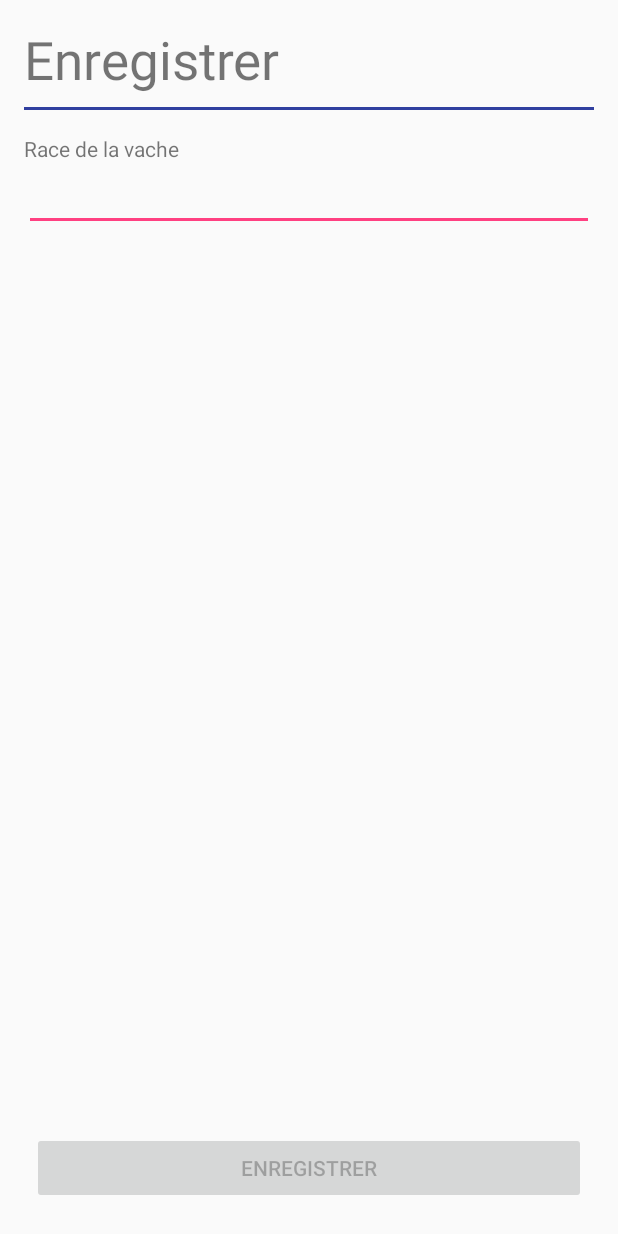
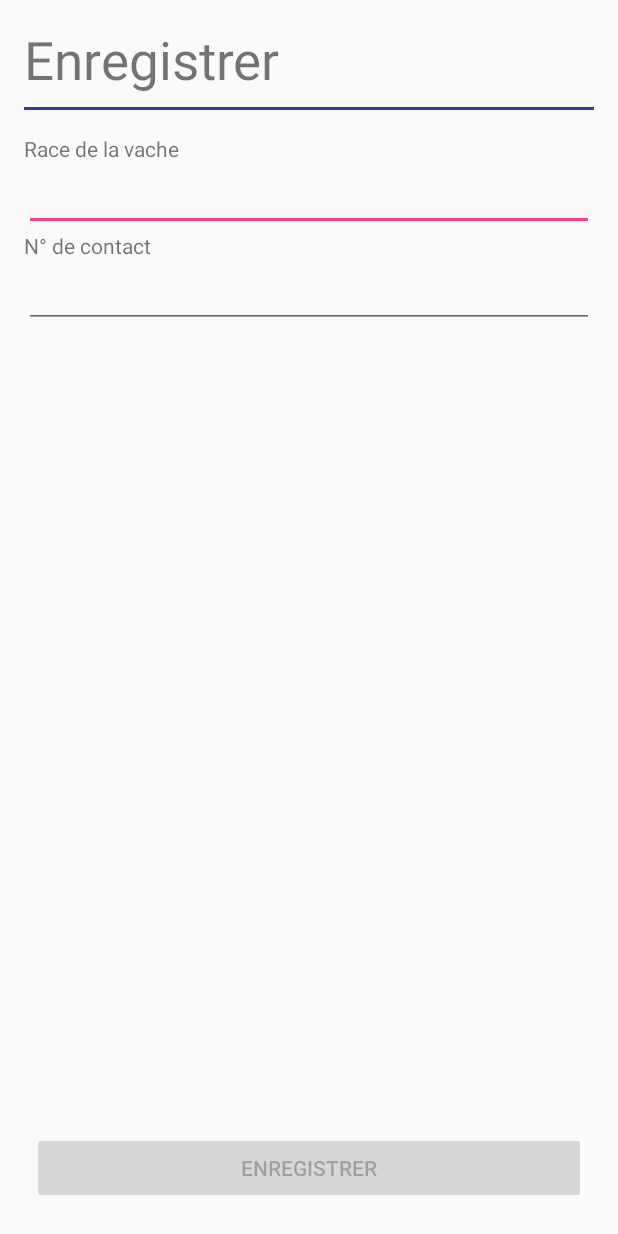
Before and after one commit to yurivital/bam, an Android app: the layout activity_welcome.xml on its own in the app's theme, with its tools: preview values and no code run, on a phone screen of 412 x 824 dp. Run offline under Robolectric (Android 15) with nearby library versions, the phone set to English and light mode, and no system bars.

Commit message:
kinerecorder Send a SMS when user power off - main classes

```diff
--- a/tools/Kinerecorder/app/src/main/AndroidManifest.xml
+++ b/tools/Kinerecorder/app/src/main/AndroidManifest.xml
@@ -13,6 +13,9 @@
         android:label="@string/app_name"
         android:supportsRtl="true"
         android:theme="@style/AppTheme">
+        <receiver
+            android:name=".PowerReceiver"
+            android:enabled="true" />
         <activity android:name=".WelcomeActivity">
             <intent-filter>
 
--- a/tools/Kinerecorder/app/src/main/res/layout/activity_welcome.xml
+++ b/tools/Kinerecorder/app/src/main/res/layout/activity_welcome.xml
@@ -31,6 +31,7 @@
         <TextView
             android:layout_width="match_parent"
             android:layout_height="wrap_content"
+            android:labelFor="@id/input_cow_type"
             android:text="@string/text_cow_type" />
 
         <EditText
@@ -38,6 +39,18 @@
             android:layout_width="match_parent"
             android:layout_height="wrap_content"
             android:inputType="text" />
+
+        <TextView
+            android:layout_width="match_parent"
+            android:layout_height="wrap_content"
+            android:labelFor="@id/input_telephone"
+            android:text="@string/contact_number" />
+
+        <EditText
+            android:id="@+id/input_telephone"
+            android:layout_width="match_parent"
+            android:layout_height="wrap_content"
+            android:inputType="phone" />
     </LinearLayout>
 
     <Button
--- a/tools/Kinerecorder/app/src/main/res/values/strings.xml
+++ b/tools/Kinerecorder/app/src/main/res/values/strings.xml
@@ -7,4 +7,5 @@
     <string name="recording_started">Enregistrement en cours</string>
     <string name="recording_service_label">Kinerecorder</string>
     <string name="recording_service_stopped">Enregistrement stoppé</string>
+    <string name="contact_number">N° de contact</string>
 </resources>
```
Also changed, not shown: tools/Kinerecorder/app/src/main/java/org/appfields/kinerecorder/Kinerecorder.java (+12 -4 lines), tools/Kinerecorder/app/src/main/java/org/appfields/kinerecorder/PowerReceiver.java (added, +60 -0 lines), tools/Kinerecorder/app/src/main/java/org/appfields/kinerecorder/RecordingService.java (+13 -4 lines), tools/Kinerecorder/app/src/main/java/org/appfields/kinerecorder/SMSSender.java (added, +22 -0 lines), tools/Kinerecorder/app/src/main/java/org/appfields/kinerecorder/WelcomeActivity.java (+14 -4 lines).
